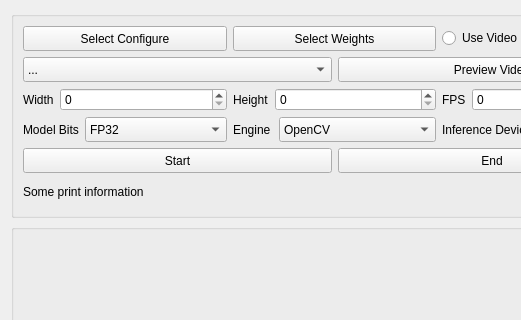
wux024/AnimalPoseTracker, file animalposetracker/gui/ui/animalposeinference.ui: the form before one commit; both pictures show x 0 to 521 and y 0 to 320 of the 1321 by 845 pixel window.
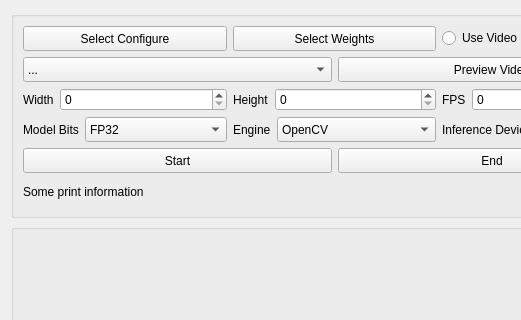
The form after the commit. Icons and pictures are not drawn.

```diff
--- a/animalposetracker/gui/ui/animalposeinference.ui
+++ b/animalposetracker/gui/ui/animalposeinference.ui
@@ -292,24 +292,6 @@
              <layout class="QHBoxLayout" name="EngineLayout">
               <item>
                <widget class="QLabel" name="EngineLabel">
-                <property name="sizePolicy">
-                 <sizepolicy hsizetype="Fixed" vsizetype="Fixed">
-                  <horstretch>0</horstretch>
-                  <verstretch>0</verstretch>
-                 </sizepolicy>
-                </property>
-                <property name="minimumSize">
-                 <size>
-                  <width>40</width>
-                  <height>25</height>
-                 </size>
-                </property>
-                <property name="maximumSize">
-                 <size>
-                  <width>40</width>
-                  <height>25</height>
-                 </size>
-                </property>
                 <property name="text">
                  <string>Engine</string>
                 </property>
```
